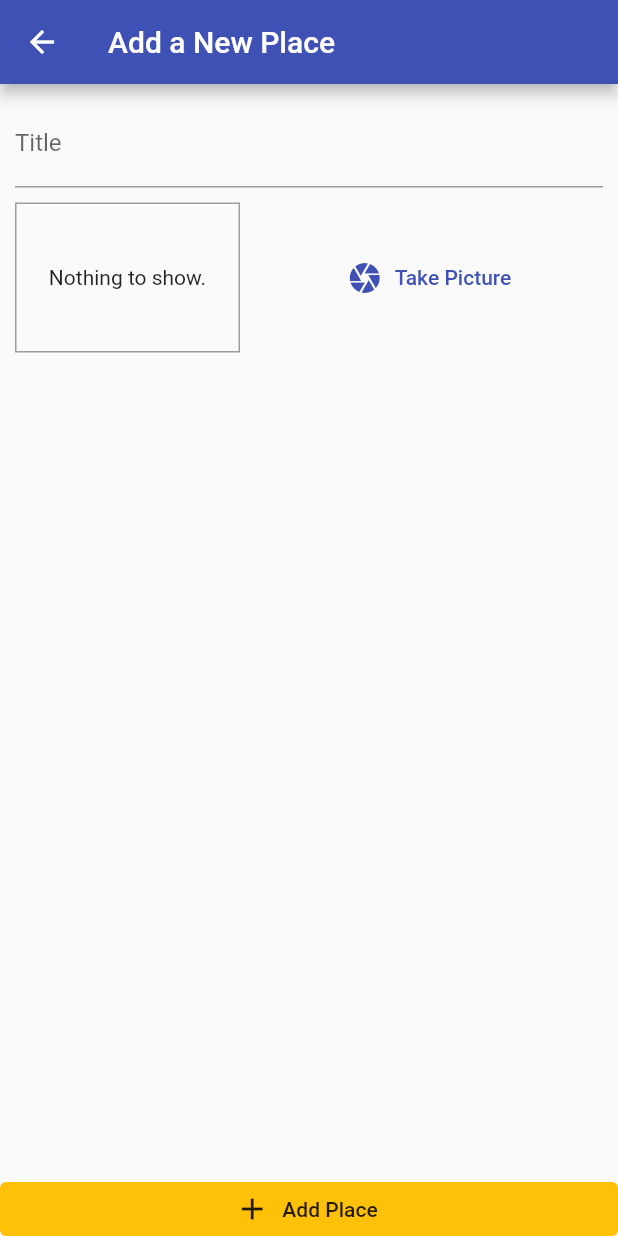
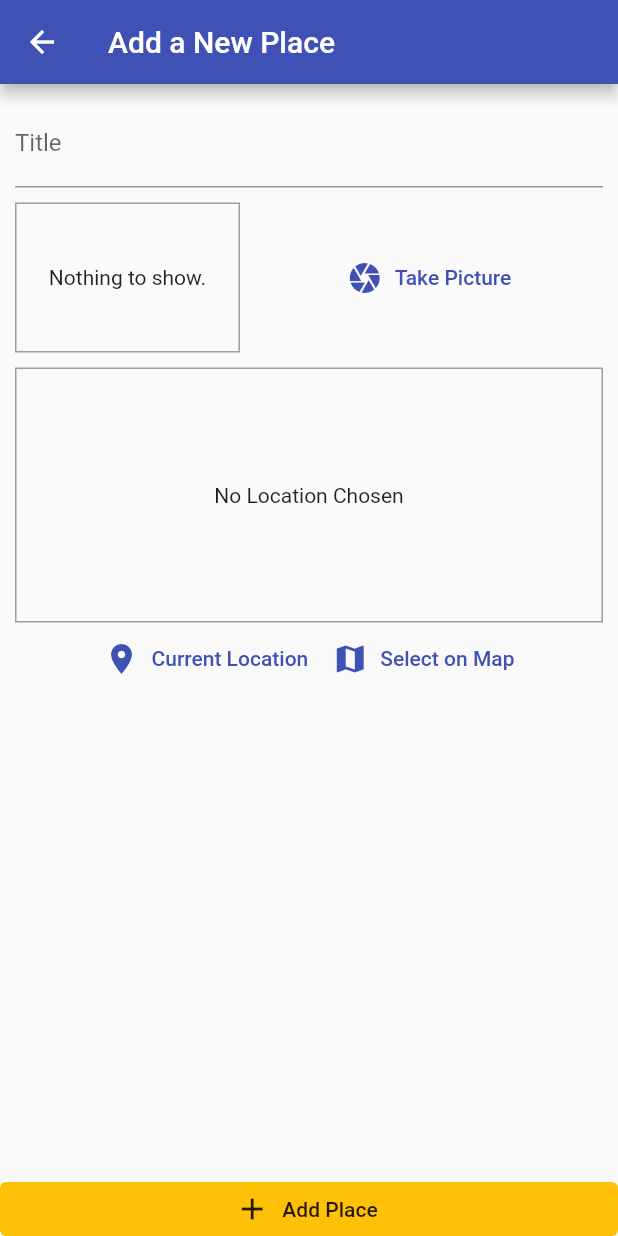
Before and after one commit to mertguler94/great_places_app_flutter, a Flutter app: the screen it shows after launch, after a tap on the "add" icon, on a phone screen of 412 x 824 dp. Run offline on Flutter 3.47's test engine with Material 2 defaults, Android fonts, the phone set to English and light mode, and no system bars; our stand-ins replace flutter_dotenv, image_picker, location, sqflite; accounts and stored records are empty.

Commit message:
Static map preview and required UI is added

```diff
--- /dev/null
+++ b/lib/helpers/location_helper.dart
@@ -0,0 +1,13 @@
+// ignore_for_file: non_constant_identifier_names
+
+import 'package:flutter_dotenv/flutter_dotenv.dart';
+
+class LocationHelper {
+  static String generateLocationPreviewImage(
+    double latitude,
+    double longitude,
+  ) {
+    final API_KEY = dotenv.env['GEOCODING_API_KEY'];
+    return 'https://maps.geoapify.com/v1/staticmap?style=osm-carto&width=600&height=400&center=lonlat:$longitude,$latitude&zoom=17&marker=lonlat:$longitude,$latitude;type:material;color:%23ff3421;icontype:awesome&apiKey=$API_KEY';
+  }
+}
--- a/lib/main.dart
+++ b/lib/main.dart
@@ -1,12 +1,14 @@
 import 'package:provider/provider.dart';
 import 'package:flutter/material.dart';
+import 'package:flutter_dotenv/flutter_dotenv.dart';
 
 import './providers/great_places.dart';
 
 import './screens/places_list_screen.dart';
 import './screens/add_place_screen.dart';
 
-void main() {
+Future main() async {
+  await dotenv.load(fileName: ".env");
   runApp(const MyApp());
 }
 
--- a/lib/screens/add_place_screen.dart
+++ b/lib/screens/add_place_screen.dart
@@ -4,6 +4,7 @@ import 'package:provider/provider.dart';
 
 import '../widgets/image_input.dart';
 import '../providers/great_places.dart';
+import '../widgets/location_input.dart';
 
 class AddPlaceScreen extends StatefulWidget {
   static const routeName = '/add-place';
@@ -66,6 +67,8 @@ class _AddPlaceScreenState extends State<AddPlaceScreen> {
                       ),
                       const SizedBox(height: 10),
                       ImageInput(_selectImage),
+                      const SizedBox(height: 10),
+                      LocationInput(),
                     ],
                   ),
                 ),
--- /dev/null
+++ b/lib/widgets/location_input.dart
@@ -0,0 +1,63 @@
+import 'package:flutter/material.dart';
+
+import 'package:location/location.dart';
+import '../helpers/location_helper.dart';
+
+class LocationInput extends StatefulWidget {
+  const LocationInput({super.key});
+
+  @override
+  State<LocationInput> createState() => _LocationInputState();
+}
+
+class _LocationInputState extends State<LocationInput> {
+  String? _previewImageUrl = null;
+
+  Future<void> _getCurrentUserLocation() async {
+    final locData = await Location().getLocation();
+    final staticMapImageUrl = LocationHelper.generateLocationPreviewImage(
+        locData.latitude!, locData.longitude!);
+
+    setState(() {
+      _previewImageUrl = staticMapImageUrl;
+    });
+  }
+
+  @override
+  Widget build(BuildContext context) {
+    return Column(
+      children: <Widget>[
+        Container(
+          height: 170,
+          width: double.infinity,
+          alignment: Alignment.center,
+          decoration:
+              BoxDecoration(border: Border.all(width: 1, color: Colors.grey)),
+          child: _previewImageUrl == null
+              ? const Text(
+                  'No Location Chosen',
+                  textAlign: TextAlign.center,
+                )
+              : Image.network(
+                  _previewImageUrl!,
+                  fit: BoxFit.cover,
+                  width: double.infinity,
+                ),
+        ),
+        Row(
+          mainAxisAlignment: MainAxisAlignment.center,
+          children: <Widget>[
+            TextButton.icon(
+                onPressed: _getCurrentUserLocation,
+                icon: const Icon(Icons.location_on),
+                label: const Text('Current Location')),
+            TextButton.icon(
+                onPressed: (() {}),
+                icon: const Icon(Icons.map),
+                label: const Text('Select on Map')),
+          ],
+        )
+      ],
+    );
+  }
+}
```
Also changed, not shown: pubspec.yaml (+4 -3 lines), pubspec.lock, 3 other files.
